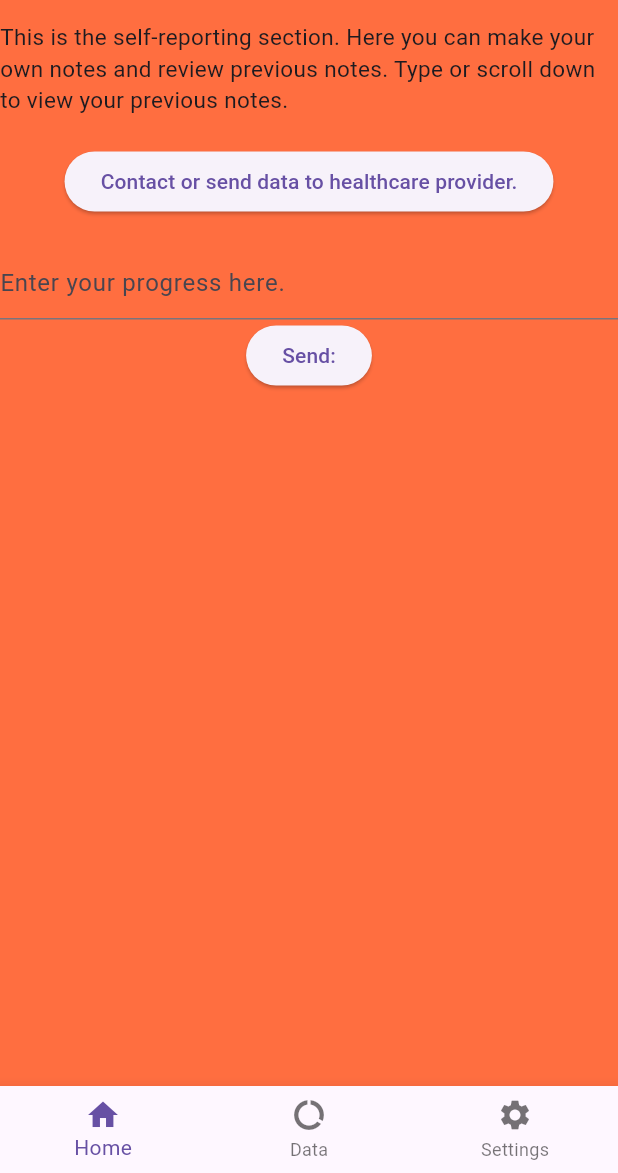
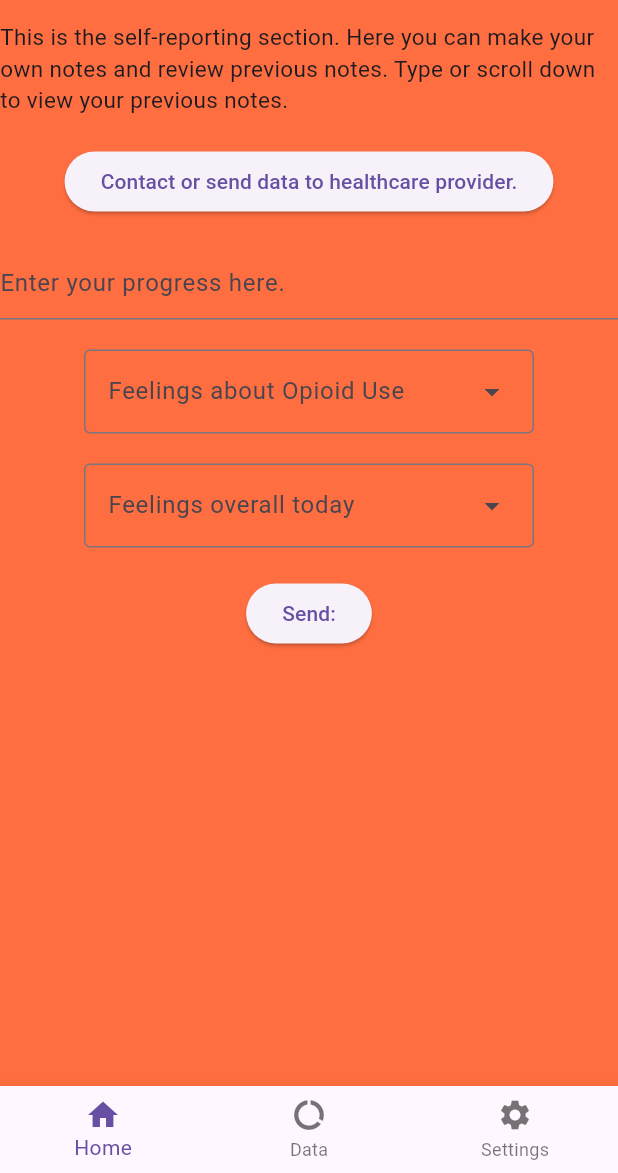
Before and after one commit to Ashleigh-Cunningham/SpectraSense, a Flutter app: the SelfReport screen opened directly, on a phone screen of 412 x 824 dp, the part 63-1236 px from its top. Run offline on Flutter 3.47's test engine with Material 3 defaults, Android fonts, the phone set to English and light mode, and no system bars; our stand-ins replace cloud_firestore, firebase_analytics, firebase_auth, firebase_core; accounts and stored records are empty.

Commit message:
Dropdown Menus Added
- Added Dropdown Menus to allow users to select how they feel about certain topics.

- These dropdown menus are included in Firestore logic and the valus are stores as ints.

- Outputs of the cards now include this data along with the date and the message, all formatted well.

- Changed look of the Healthcare file and added Text Fields, with appropriate controllers.

```diff
--- a/lib/views/home_view.dart
+++ b/lib/views/home_view.dart
@@ -52,7 +52,10 @@ class _State extends State<HomeView> {
                   style: TextStyle(fontSize: 24)),
               ElevatedButton(onPressed: () {
                 Navigator.push(context,
-                  MaterialPageRoute(builder: (context) => LoginView(),),);
+                  MaterialPageRoute(builder: (context) => const PopScope(
+                    canPop: false,
+                    child: LoginView(),
+                  )),);
               }, child: Text("Sign Out"),
               ),
             ]
--- a/lib/views/self_report.dart
+++ b/lib/views/self_report.dart
@@ -9,6 +9,8 @@ import 'package:brigid/views/settings2.dart';
 import 'package:brigid/views/healthcare.dart';
 import 'package:brigid/main.dart';
 import 'package:intl/intl.dart';
+int? opioid = 0;
+int? feeling = 0;
 bool isDarkMode = false;
 class SelfReport extends StatefulWidget {
   const SelfReport({super.key});
@@ -52,8 +54,44 @@ class _SelfReport extends State<SelfReport> {
                   hintText: "Enter your progress here.",
                 ),
             ),
+              SizedBox(
+                height: 20,
+              ),
+              DropdownMenu(dropdownMenuEntries:
+              [
+                DropdownMenuEntry(value: 1, label: "1"),
+                DropdownMenuEntry(value: 2, label: "2"),
+                DropdownMenuEntry(value: 3, label: "3"),
+                DropdownMenuEntry(value: 4, label: "4"),
+                DropdownMenuEntry(value: 5, label: "5"),
+              ],
+              hintText: "Feelings about Opioid Use",
+              width: 300,
+              onSelected: (int? newValue) {
+                opioid = newValue;
+              },),
+              SizedBox(
+                height: 20,
+              ),
+              DropdownMenu(dropdownMenuEntries:
+              [
+                DropdownMenuEntry(value: 1, label: "1"),
+                DropdownMenuEntry(value: 2, label: "2"),
+                DropdownMenuEntry(value: 3, label: "3"),
+                DropdownMenuEntry(value: 4, label: "4"),
+                DropdownMenuEntry(value: 5, label: "5"),
+              ],
+              hintText: "Feelings overall today",
+              width: 300,
+                onSelected: (int? newValue) {
+                  feeling = newValue;
+                },),
+              SizedBox(
+                height: 20,
+              ),
               ElevatedButton(onPressed: () {
-                FirebaseFirestore.instance.collection("entries").add({"Date": FieldValue.serverTimestamp(), "Content": _content.text, "User": FirebaseAuth.instance.currentUser?.uid});
+                FirebaseFirestore.instance.collection("entries").add({"Date": FieldValue.serverTimestamp(), "Content": _content.text, "User": FirebaseAuth.instance.currentUser?.uid, "Opioid": opioid, "Feelings": feeling
+                });
               }, child: Text("Send:"),
               ),
               SizedBox(
@@ -73,13 +111,15 @@ class _SelfReport extends State<SelfReport> {
                             Timestamp timestamp= notes[index]["Date"] as Timestamp;
                             final DateTime dateTime = timestamp.toDate();
                             String formattedDate = DateFormat('MMMM d, yyyy \'at\' h:mm a').format(dateTime);
+                            var opioid2 = notes[index]["Opioid"].toString() ?? "None Provided";
+                            var feeling2 = notes[index]["Feelings"].toString() ?? "None Provided";
                             return Card(
                               color: Colors.teal,
-
                               child: Padding(
                                   padding: EdgeInsetsGeometry.all(20),
-                                  child: Text(notes[index]["Content"] + "\n" + "Recorded at: " + formattedDate)
+                                  child: Text(notes[index]["Content"] + "\n" + "You rated your opioid usage as: " + (opioid2)+ "\n" + "You rated your overall feelings as: " + (feeling2) + "\n" + "Recorded at: " + formattedDate + "\n"
                               ),
+                            ),
                             );
                           }
                         );
```
Also changed, not shown: lib/views/healthcare.dart (+26 -0 lines).
